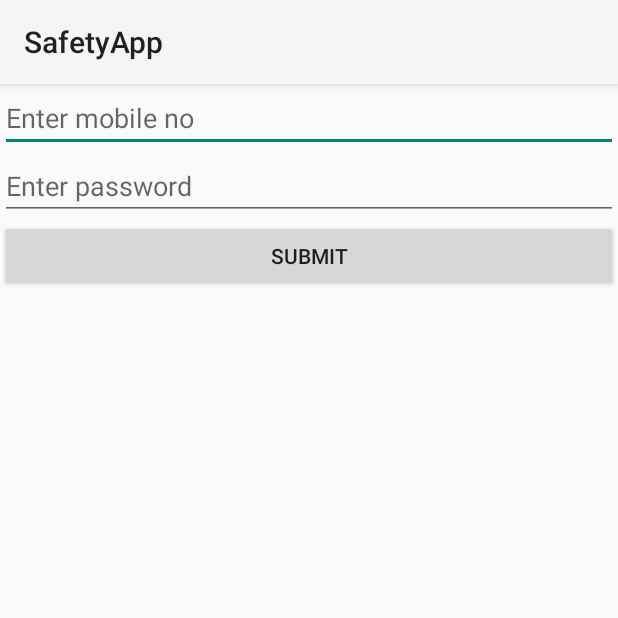
After one commit to GULNAZKAUR/safetyapp, an Android app: the User_Login screen opened directly, with no data from a screen before it, on a phone screen of 412 x 824 dp, the top half of it. The commit adds this screen. Run offline under Robolectric (Android 15) with nearby library versions, the phone set to English and light mode, and no system bars; our stand-ins replace Firebase (no records; nobody signed in at launch, a user with empty details on screens opened directly).

Commit message:
git by gulnaz

```diff
--- /dev/null
+++ b/app/src/main/java/com/example/safetyapp/User_Login.java
@@ -0,0 +1,86 @@
+package com.example.safetyapp;
+
+import androidx.annotation.NonNull;
+import androidx.appcompat.app.AppCompatActivity;
+
+import android.content.Intent;
+import android.content.SharedPreferences;
+import android.os.Bundle;
+import android.view.View;
+import android.widget.Button;
+import android.widget.EditText;
+import android.widget.Toast;
+
+import com.google.firebase.database.DataSnapshot;
+import com.google.firebase.database.DatabaseError;
+import com.google.firebase.database.DatabaseReference;
+import com.google.firebase.database.FirebaseDatabase;
+import com.google.firebase.database.ValueEventListener;
+
+public class User_Login extends AppCompatActivity {
+    EditText et1,et2;
+    Button bt1;
+    DatabaseReference mainref;
+
+
+    @Override
+    protected void onCreate(Bundle savedInstanceState) {
+        super.onCreate(savedInstanceState);
+        setContentView(R.layout.activity_user__login);
+        et1=findViewById(R.id.et1);
+        et2=findViewById(R.id.et2);
+        bt1=findViewById(R.id.bt1);
+
+        FirebaseDatabase firebaseDatabase = FirebaseDatabase.getInstance();
+        mainref = firebaseDatabase.getReference("users");
+        bt1.setOnClickListener(new View.OnClickListener() {
+            @Override
+            public void onClick(View v) {
+                String usermob  = "+1"+et1.getText().toString();
+                String password  = et2.getText().toString();
+                if(usermob.isEmpty()||password.isEmpty())
+                {
+                    Toast.makeText(User_Login.this, "All fields are mandatory", Toast.LENGTH_SHORT).show();
+                }
+                else{
+
+                    mainref.child(usermob).addListenerForSingleValueEvent(new ValueEventListener() {
+                        @Override
+                        public void onDataChange(@NonNull DataSnapshot snapshot) {
+                            if(snapshot.exists()){
+                                user_details obj = snapshot.getValue(user_details.class);
+                                if(obj.getPassword().equals(password)){
+//                                    Toast.makeText(User_Login.this,"User Found",Toast.LENGTH_SHORT).show();
+                                    SharedPreferences sharedPreferences = getSharedPreferences("myapp", MODE_PRIVATE);
+                                    SharedPreferences.Editor editor = sharedPreferences.edit();
+                                    editor.putString("mobileno", usermob);
+                                    editor.apply();
+
+                                    Toast.makeText(getApplicationContext(), " Success", Toast.LENGTH_SHORT).show();
+
+                                    Intent in = new Intent(getApplicationContext(),User_Home.class);
+                                    startActivity(in);
+                                    finish();
+
+                                }else {
+                                    Toast.makeText(User_Login.this,"Invalid Details",Toast.LENGTH_SHORT).show();
+
+                                }
+
+
+                            }else {
+                                Toast.makeText(User_Login.this, "User does not exist", Toast.LENGTH_SHORT).show();
+                            }
+                        }
+
+
+                        @Override
+                        public void onCancelled(@NonNull DatabaseError error) {
+
+                        }
+                    });
+                }
+            }
+        });
+    }
+}
--- /dev/null
+++ b/app/src/main/res/layout/activity_user__login.xml
@@ -0,0 +1,29 @@
+<?xml version="1.0" encoding="utf-8"?>
+<LinearLayout
+    xmlns:android="http://schemas.android.com/apk/res/android"
+    xmlns:app="http://schemas.android.com/apk/res-auto"
+    xmlns:tools="http://schemas.android.com/tools"
+    android:layout_width="match_parent"
+    android:layout_height="match_parent"
+    android:orientation="vertical"
+    tools:context=".User_Login">
+
+    <EditText
+        android:id="@+id/et1"
+        android:hint="Enter mobile no"
+        android:layout_width="match_parent"
+        android:layout_height="wrap_content"/>
+    <EditText
+        android:id="@+id/et2"
+        android:hint="Enter password"
+        android:inputType="textPassword"
+        android:layout_width="match_parent"
+        android:layout_height="wrap_content"/>
+    <Button
+        android:id="@+id/bt1"
+        android:text="Submit"
+
+        android:layout_width="match_parent"
+        android:layout_height="wrap_content"/>
+
+</LinearLayout>
--- a/app/src/main/res/layout/activity_view_user_details.xml
+++ b/app/src/main/res/layout/activity_view_user_details.xml
@@ -30,6 +30,7 @@
     <Button
         android:id="@+id/bt1"
         android:text="View Photo"
+        android:onClick="go"
         android:layout_width="match_parent"
         android:layout_height="wrap_content"/>
     <Button
--- a/app/src/main/res/menu/menu1.xml
+++ b/app/src/main/res/menu/menu1.xml
@@ -8,6 +8,7 @@
         android:title="Change Password"/>
     <item
         android:id="@+id/m3"
+        android:onClick="user_logout"
         android:title="Logout"/>
 
 </menu>
```
Also changed, not shown: app/src/main/AndroidManifest.xml (+6 -1 lines), app/src/main/java/com/example/safetyapp/DisplayPhotos.java (added, +117 -0 lines), app/src/main/java/com/example/safetyapp/MainActivity.java (+13 -1 lines), app/src/main/java/com/example/safetyapp/SplashScreen.java (+132 -0 lines), app/src/main/java/com/example/safetyapp/User_Home.java (+15 -0 lines), app/src/main/java/com/example/safetyapp/ViewPhotos.java (added, +105 -0 lines), app/src/main/java/com/example/safetyapp/ViewUserDetails.java (+10 -1 lines), app/src/main/res/layout/activity_display_photos.xml (added, +15 -0 lines), app/src/main/res/layout/activity_view_photos.xml (added, +15 -0 lines), app/src/main/res/layout/rowofphotos.xml (added, +12 -0 lines), app/src/main/res/layout/single_row_dates_design.xml (added, +12 -0 lines).
